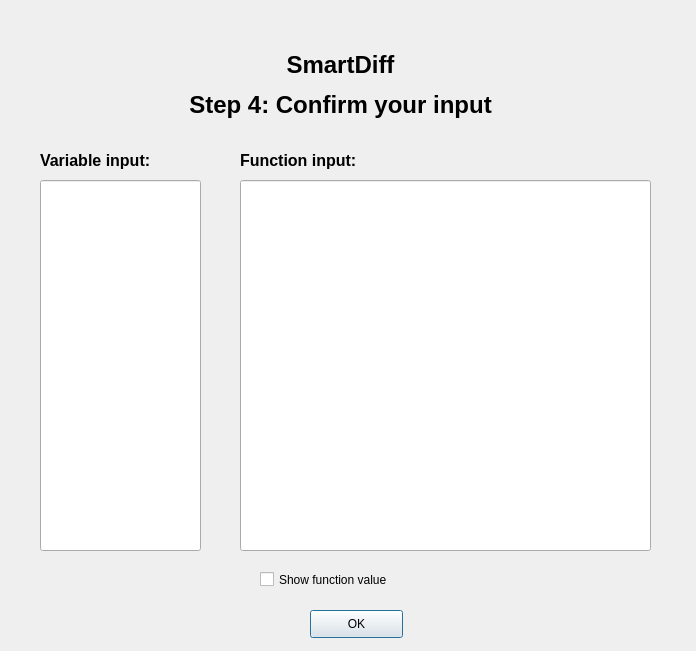
Old version of the form SmartDiff/GUI/step4.ui in the repository SmartDiff/cs107-FinalProject.
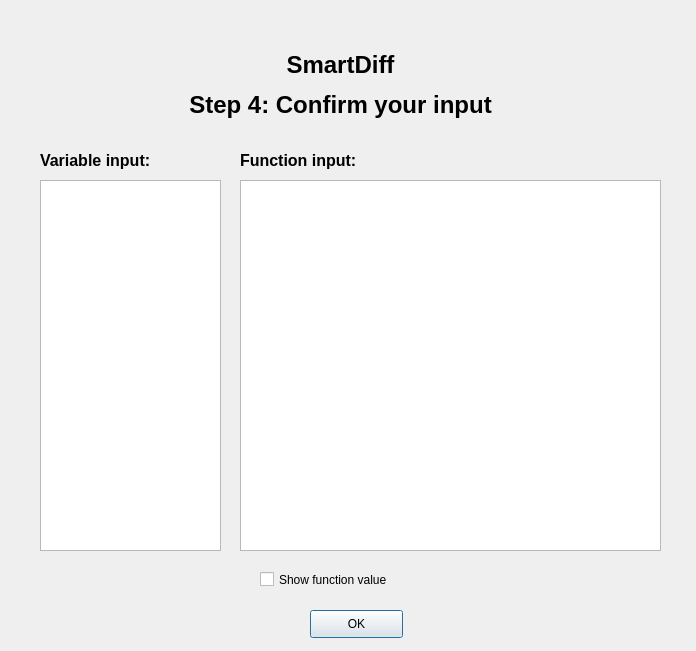
New version of the form.

Commit message: further updates on display in GUI

What changed in the file:
```diff
--- a/SmartDiff/GUI/step4.ui
+++ b/SmartDiff/GUI/step4.ui
@@ -29,22 +29,6 @@
     <enum>Qt::RichText</enum>
    </property>
   </widget>
-  <widget class="QLineEdit" name="FuncInput">
-   <property name="geometry">
-    <rect>
-     <x>240</x>
-     <y>180</y>
-     <width>411</width>
-     <height>371</height>
-    </rect>
-   </property>
-   <property name="text">
-    <string extracomment="default is 0"/>
-   </property>
-   <property name="placeholderText">
-    <string extracomment="Default is 0"/>
-   </property>
-  </widget>
   <widget class="QPushButton" name="OKButton">
    <property name="geometry">
     <rect>
@@ -84,16 +68,6 @@
     <string>&lt;html&gt;&lt;head/&gt;&lt;body&gt;&lt;p&gt;&lt;span style=&quot; font-size:12pt; font-weight:600;&quot;&gt;Variable input:&lt;/span&gt;&lt;/p&gt;&lt;/body&gt;&lt;/html&gt;</string>
    </property>
   </widget>
-  <widget class="QLineEdit" name="ValInput">
-   <property name="geometry">
-    <rect>
-     <x>40</x>
-     <y>180</y>
-     <width>161</width>
-     <height>371</height>
-    </rect>
-   </property>
-  </widget>
   <widget class="QCheckBox" name="checkBox">
    <property name="geometry">
     <rect>
@@ -107,6 +81,26 @@
     <string>Show function value</string>
    </property>
   </widget>
+  <widget class="QTextEdit" name="ValInput">
+   <property name="geometry">
+    <rect>
+     <x>40</x>
+     <y>180</y>
+     <width>181</width>
+     <height>371</height>
+    </rect>
+   </property>
+  </widget>
+  <widget class="QTextEdit" name="FuncInput">
+   <property name="geometry">
+    <rect>
+     <x>240</x>
+     <y>180</y>
+     <width>421</width>
+     <height>371</height>
+    </rect>
+   </property>
+  </widget>
  </widget>
  <resources/>
  <connections/>
```
The commit also changes 2 other files.
